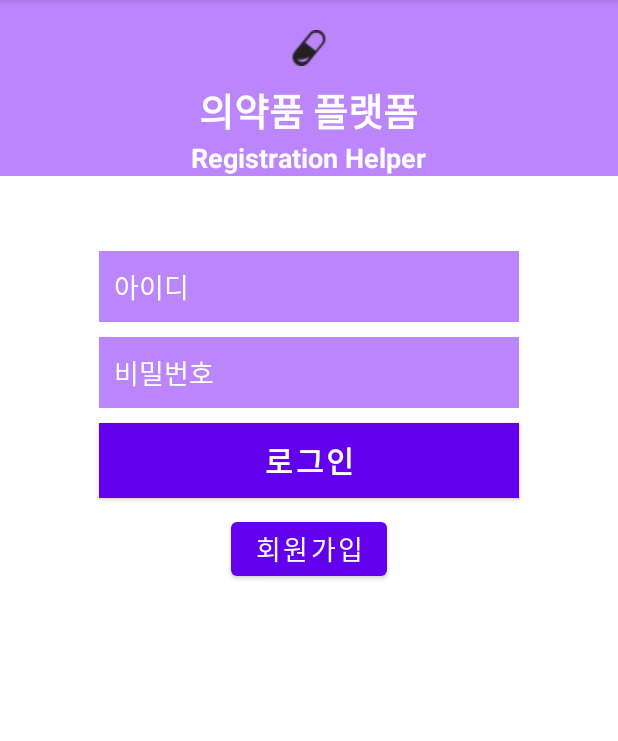
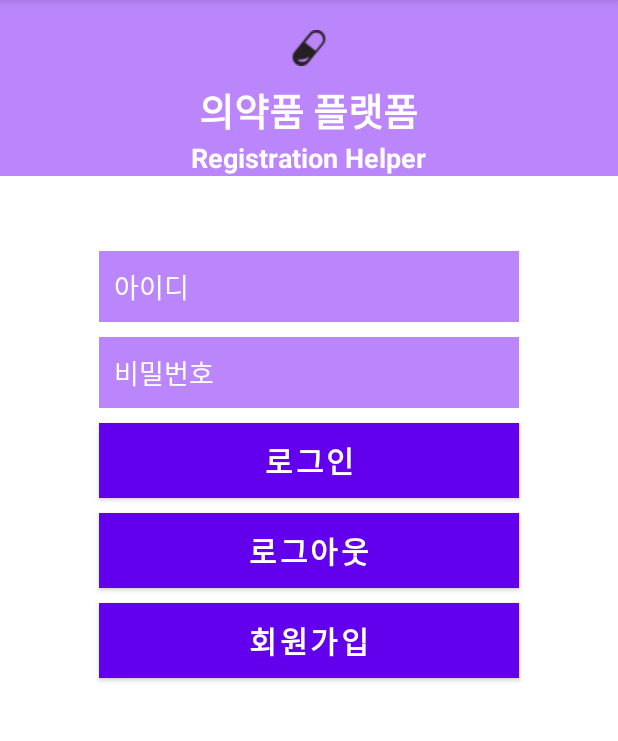
Before and after one commit to rubinstory/android, an Android app: the LoginActivity screen opened directly, with no data from a screen before it, on a phone screen of 412 x 824 dp, the part 84-825 px from its top. Run offline under Robolectric (Android 15) with nearby library versions, the phone set to English and light mode, and no system bars.

Commit message:
로그아웃 구현

```diff
--- a/app/src/main/res/layout/login.xml
+++ b/app/src/main/res/layout/login.xml
@@ -85,12 +85,27 @@
                 android:id="@+id/login_button" />
 
             <Button
-                android:layout_width="wrap_content"
+                android:layout_width="280dp"
                 android:layout_height="wrap_content"
+                android:textSize="20dp"
+                android:textStyle="bold"
+                android:textColor="#ffffff"
+                android:background="@color/purple_200"
+                android:text="로그아웃"
+                android:layout_marginTop="10dp"
                 android:layout_gravity="center"
-                android:textSize="18dp"
+                android:id="@+id/logout_button" />
+
+            <Button
+                android:layout_width="280dp"
+                android:layout_height="wrap_content"
+                android:textSize="20dp"
+                android:textStyle="bold"
+                android:textColor="#ffffff"
+                android:background="@color/purple_200"
+                android:text="회원가입"
                 android:layout_marginTop="10dp"
-                android:text="회원가입"
+                android:layout_gravity="center"
                 android:id="@+id/register_button" />
         </LinearLayout>
     </LinearLayout>
```
Also changed, not shown: app/src/main/java/com/example/apptest/LoginActivity.java (+31 -3 lines).
